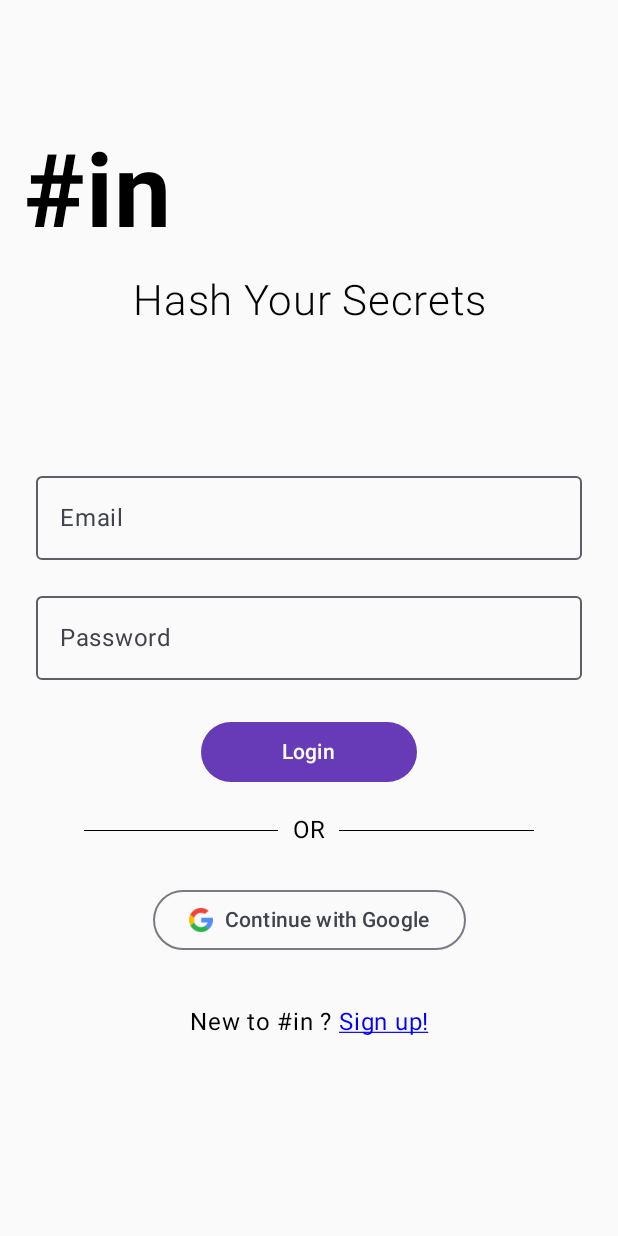
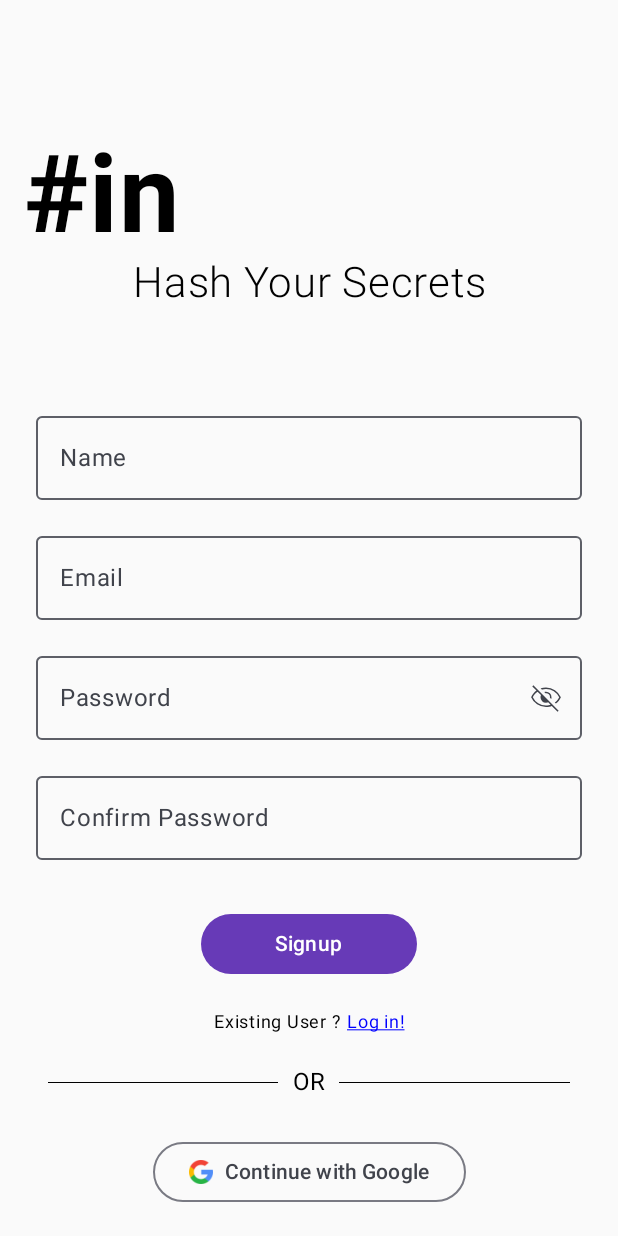
Before and after one commit to KaranJoshi1208/Hashin, an Android app built with Jetpack Compose: the screen it shows after launch (MainActivity), on a phone screen of 412 x 824 dp. Run offline under Robolectric (Android 15) with nearby library versions, the phone set to English and light mode, and no system bars; our stand-ins replace Firebase (no records; nobody signed in at launch, a user with empty details on screens opened directly).

Commit message:
implemented Navigation

```diff
--- a/app/build.gradle.kts
+++ b/app/build.gradle.kts
@@ -42,6 +42,9 @@ android {
 
 dependencies {
 
+    //navigation
+    implementation(libs.androidx.navigation.compose)
+
     implementation(libs.androidx.core.ktx)
     implementation(libs.androidx.lifecycle.runtime.ktx)
     implementation(libs.androidx.activity.compose)
--- a/app/src/main/java/com/karan/hashin/MainActivity.kt
+++ b/app/src/main/java/com/karan/hashin/MainActivity.kt
@@ -11,16 +11,39 @@ import androidx.compose.material3.Text
 import androidx.compose.runtime.Composable
 import androidx.compose.ui.Modifier
 import androidx.compose.ui.tooling.preview.Preview
+import androidx.lifecycle.ViewModel
+import androidx.lifecycle.ViewModelProvider
+import androidx.lifecycle.viewmodel.compose.viewModel
+import androidx.navigation.NavHostController
+import androidx.navigation.compose.rememberNavController
+import com.karan.hashin.navigation.NavGraph
 import com.karan.hashin.screens.AuthScreen
 import com.karan.hashin.ui.theme.HashinTheme
+import com.karan.hashin.viewmodel.AuthViewModel
+import com.karan.hashin.viewmodel.MainViewModel
 
 class MainActivity : ComponentActivity() {
+
+    private lateinit var provider: ViewModelProvider
+    private lateinit var navController: NavHostController
+    private lateinit var authViewModel: AuthViewModel
+    private lateinit var mainViewModel: AuthViewModel
+
     override fun onCreate(savedInstanceState: Bundle?) {
         super.onCreate(savedInstanceState)
         enableEdgeToEdge()
+
+        provider = ViewModelProvider(
+            this@MainActivity,
+            ViewModelProvider.AndroidViewModelFactory()
+        )
+        authViewModel = provider[AuthViewModel::class.java]
+//        mainViewModel = provider[MainViewModel::class.java]
+
         setContent {
             HashinTheme {
-                AuthScreen()
+                navController = rememberNavController()
+                NavGraph(authViewModel, navController)
             }
         }
     }
--- /dev/null
+++ b/app/src/main/java/com/karan/hashin/navigation/NavGraph.kt
@@ -0,0 +1,36 @@
+package com.karan.hashin.navigation
+
+import androidx.compose.runtime.Composable
+import androidx.compose.ui.Modifier
+import androidx.navigation.NavController
+import androidx.navigation.NavHostController
+import androidx.navigation.compose.NavHost
+import androidx.navigation.compose.composable
+import com.karan.hashin.screens.AuthScreen
+import com.karan.hashin.viewmodel.AuthViewModel
+
+
+@Composable
+fun NavGraph(
+    authViewModel : AuthViewModel,
+    navController: NavHostController,
+) {
+
+    NavHost(
+        navController = navController,
+        startDestination = Screens.Auth.name           // start should be Splash
+    ) {
+
+        composable(
+            route = Screens.Auth.name
+        ) {
+            AuthScreen(modifier = Modifier)
+        }
+
+        composable(
+            route = Screens.Home.name
+        ) {
+
+        }
+    }
+}
--- /dev/null
+++ b/app/src/main/java/com/karan/hashin/navigation/Screens.kt
@@ -0,0 +1,8 @@
+package com.karan.hashin.navigation
+
+sealed class Screens(val name : String) {
+    object Splash : Screens(name = "splash")
+    object Auth : Screens(name = "auth")
+    object Home : Screens(name = "home")
+
+}
--- a/app/src/main/java/com/karan/hashin/screens/Auth.kt
+++ b/app/src/main/java/com/karan/hashin/screens/Auth.kt
@@ -1,6 +1,5 @@
 package com.karan.hashin.screens
 
-import androidx.annotation.DrawableRes
 import androidx.compose.foundation.Image
 import androidx.compose.foundation.background
 import androidx.compose.foundation.clickable
@@ -12,42 +11,31 @@ import androidx.compose.foundation.layout.Box
 import androidx.compose.foundation.layout.Column
 import androidx.compose.foundation.layout.Row
 import androidx.compose.foundation.layout.Spacer
-import androidx.compose.foundation.layout.fillMaxHeight
 import androidx.compose.foundation.layout.fillMaxSize
 import androidx.compose.foundation.layout.fillMaxWidth
 import androidx.compose.foundation.layout.height
-import androidx.compose.foundation.layout.navigationBarsPadding
 import androidx.compose.foundation.layout.padding
 import androidx.compose.foundation.layout.size
 import androidx.compose.foundation.layout.width
 import androidx.compose.foundation.shape.RoundedCornerShape
-import androidx.compose.foundation.text.BasicTextField
 import androidx.compose.foundation.text.KeyboardOptions
-import androidx.compose.material.icons.Icons
-import androidx.compose.material.icons.filled.AccountCircle
 import androidx.compose.material3.Button
 import androidx.compose.material3.ButtonDefaults
-import androidx.compose.material3.Divider
 import androidx.compose.material3.Icon
 import androidx.compose.material3.OutlinedButton
 import androidx.compose.material3.OutlinedTextField
 import androidx.compose.material3.Text
-import androidx.compose.material3.TextField
 import androidx.compose.runtime.Composable
 import androidx.compose.runtime.mutableStateOf
 import androidx.compose.runtime.remember
 import androidx.compose.ui.Alignment
 import androidx.compose.ui.Modifier
 import androidx.compose.ui.graphics.Color
-import androidx.compose.ui.graphics.RectangleShape
-import androidx.compose.ui.graphics.vector.ImageVector
 import androidx.compose.ui.res.painterResource
-import androidx.compose.ui.res.vectorResource
-import androidx.compose.ui.text.TextStyle
-import androidx.compose.ui.text.font.FontStyle
 import androidx.compose.ui.text.font.FontWeight
 import androidx.compose.ui.text.input.KeyboardType
 import androidx.compose.ui.text.input.PasswordVisualTransformation
+import androidx.compose.ui.text.input.VisualTransformation
 import androidx.compose.ui.text.style.TextAlign
 import androidx.compose.ui.text.style.TextDecoration
 import androidx.compose.ui.tooling.preview.Preview
@@ -57,6 +45,8 @@ import com.karan.hashin.ui.theme.HashinTheme
 
 @Composable
 fun AuthScreen(modifier: Modifier = Modifier) {
+
+    val isNewUser = remember { mutableStateOf(true) }
 
     Box(
         modifier = modifier
@@ -69,7 +59,7 @@ fun AuthScreen(modifier: Modifier = Modifier) {
         ) {
             Text(
                 text = "#in",
-                fontSize = 68.sp,
+                fontSize = 72.sp,
                 fontWeight = FontWeight.Bold,
                 modifier = Modifier
                     .padding(start = 16.dp)
@@ -81,45 +71,62 @@ fun AuthScreen(modifier: Modifier = Modifier) {
                 textAlign = TextAlign.Center,
                 modifier = Modifier
                     .fillMaxWidth()
-                    .padding(top = 16.dp)
+                    .padding(top = 0.dp)
             )
 
-            SignIn(Modifier.padding(top = 92.dp))
+            if (isNewUser.value) {
+                SignUp(Modifier.padding(top = 64.dp)) { isNewUser.value = false }
+            } else {
+                SignIn(Modifier.padding(top = 72.dp)) { isNewUser.value = true }
+            }
 
             Row(
                 verticalAlignment = Alignment.CenterVertically,
-                horizontalArrangement = Arrangement.Center,
                 modifier = Modifier
                     .fillMaxWidth()
-                    .padding(horizontal = 32.dp)
-                    .padding(top = 32.dp)
+                    .padding(horizontal = 32.dp, vertical = 16.dp)
             ) {
+                Spacer(
+                    Modifier
+                        .weight(1f)
+                        .height(0.5.dp)
+                        .background(color = Color.Black)
+                )
+                Text("  OR  ", textAlign = TextAlign.Center)
+                Spacer(
+                    Modifier
+                        .weight(1f)
+                        .height(0.5.dp)
+                        .background(color = Color.Black)
+                )
+            }
 
-                Text("New to #in ? ", textAlign = TextAlign.Center)
-                Text(
-                    text = "Sign up!",
-                    textAlign = TextAlign.Center,
-                    color = Color.Blue,
-                    textDecoration = TextDecoration.Underline,
+            OutlinedButton(
+                onClick = { /* TODO(handle Google login) */ },
+                modifier = Modifier
+                    .padding(top = 8.dp)
+                    .align(Alignment.CenterHorizontally)
+            ) {
+                Image(
+                    painter = painterResource(id = R.drawable.google),
+                    contentDescription = "Google",
                     modifier = Modifier
-                        .clickable(true) {
-                            /*
-                            handle signup logic
-                             */
-                        }
+                        .size(16.dp)
                 )
+                Spacer(modifier = Modifier.width(8.dp))
+                Text("Continue with Google")
             }
         }
     }
 }
 
 @Composable
-fun SignIn(modifier: Modifier = Modifier) {
+fun SignIn(modifier: Modifier = Modifier, onClick: () -> Unit) {
     var email by remember { mutableStateOf("") }
     var pass by remember { mutableStateOf("") }
+    var passVisible by remember { mutableStateOf(false) }
 
     Column(
-        horizontalAlignment = Alignment.CenterHorizontally,
         verticalArrangement = Arrangement.spacedBy(16.dp),
         modifier = modifier
             .fillMaxWidth()
@@ -138,18 +145,28 @@ fun SignIn(modifier: Modifier = Modifier) {
             onValueChange = { pass = it },
             label = { Text("Password") },
             singleLine = true,
-            keyboardOptions = KeyboardOptions(
-                keyboardType = KeyboardType.Password
-            ),
-            visualTransformation = PasswordVisualTransformation(),
+            visualTransformation = if (passVisible) VisualTransformation.None else PasswordVisualTransformation(),
+            trailingIcon = {
+                val image = if (passVisible) R.drawable.visibility else R.drawable.visibility_off
+
+                Icon(
+                    painter = painterResource(id = image),
+                    contentDescription = "Visibility state of password",
+                    modifier = Modifier
+                        .clickable {
+                            passVisible = !passVisible
+                        }
+                )
+            },
             modifier = Modifier.fillMaxWidth()
         )
 
         Button(
             onClick = { /* Handle click */ },
             modifier = Modifier
-                .padding(top = 8.dp)
-                .width(144.dp),
+                .padding(top = 16.dp)
+                .width(144.dp)
+                .align(Alignment.CenterHorizontally),
             colors = ButtonDefaults.buttonColors(
                 containerColor = Color(0xFF673AB7),
                 contentColor = Color.White
@@ -159,43 +176,41 @@ fun SignIn(modifier: Modifier = Modifier) {
             Text("Login")
         }
 
-//        Spacer(modifier = Modifier.height(8.dp))
 
         Row(
             verticalAlignment = Alignment.CenterVertically,
+            horizontalArrangement = Arrangement.Center,
             modifier = Modifier
                 .fillMaxWidth()
                 .padding(horizontal = 32.dp)
         ) {
-            Spacer(Modifier.weight(1f).height(0.5.dp).background(color = Color.Black))
-            Text("  OR  ", textAlign = TextAlign.Center)
-            Spacer(Modifier.weight(1f).height(0.5.dp).background(color = Color.Black))
+
+            Text("New to #in ? ", textAlign = TextAlign.Center, fontSize = 12.sp)
+            Text(
+                text = "Sign up!",
+                fontSize = 12.sp,
+                textAlign = TextAlign.Center,
+                color = Color.Blue,
+                textDecoration = TextDecoration.Underline,
+                modifier = Modifier
+                    .clickable(true) {
+                        onClick()
+                    }
+            )
         }
 
-        OutlinedButton(
-            onClick = { /* TODO(handle Google login) */ },
-            modifier = Modifier
-//                .fillMaxWidth()
-                .padding(top = 8.dp)
-        ) {
-            Image(
-                painter = painterResource(id = R.drawable.google),
-                contentDescription = "Google",
-                modifier = Modifier
-                    .size(16.dp)
-            )
-            Spacer(modifier = Modifier.width(8.dp))
-            Text("Continue with Google")
-        }
     }
 }
 
 
 @Composable
-fun SignUp(modifier: Modifier = Modifier) {
+fun SignUp(modifier: Modifier = Modifier, onClick: () -> Unit) {
+    var name by remember { mutableStateOf("") }
     var email by remember { mutableStateOf("") }
     var pass1 by remember { mutableStateOf("") }
     var pass2 by remember { mutableStateOf("") }
+
+    var passVisible by remember { mutableStateOf(false) }
 
     Column(
         horizontalAlignment = Alignment.CenterHorizontally,
@@ -204,6 +219,14 @@ fun SignUp(modifier: Modifier = Modifier) {
             .fillMaxWidth()
             .padding(horizontal = 24.dp)
     ) {
+        OutlinedTextField(
+            value = name,
+            onValueChange = { name = it },
+            label = { Text("Name") },
+            singleLine = true,
+            modifier = Modifier.fillMaxWidth()
+        )
+
         OutlinedTextField(
             value = email,
             onValueChange = { email = it },
@@ -220,7 +243,20 @@ fun SignUp(modifier: Modifier = Modifier) {
             keyboardOptions = KeyboardOptions(
                 keyboardType = KeyboardType.Password
             ),
-            visualTransformation = PasswordVisualTransformation(),
+            visualTransformation = if (passVisible) VisualTransformation.None else PasswordVisualTransformation(),
+            trailingIcon = {
+                val image = if (passVisible) R.drawable.visibility else R.drawable.visibility_off
+
+                Icon(
+                    painter = painterResource(id = image),
+                    contentDescription = "Visibility state of password",
+                    modifier = Modifier
+                        .clickable {
+                            passVisible = !passVisible
+                        }
+                )
+
+            },
             modifier = Modifier.fillMaxWidth()
         )
 
@@ -239,7 +275,7 @@ fun SignUp(modifier: Modifier = Modifier) {
         Button(
             onClick = { /* Handle click */ },
             modifier = Modifier
-                .padding(top = 8.dp)
+                .padding(top = 16.dp)
                 .width(144.dp),
             colors = ButtonDefaults.buttonColors(
                 containerColor = Color(0xFF673AB7),
@@ -247,36 +283,29 @@ fun SignUp(modifier: Modifier = Modifier) {
             ),
             shape = RoundedCornerShape(size = 20.dp)
         ) {
-            Text("Login")
+            Text("Signup")
         }
-
-//        Spacer(modifier = Modifier.height(8.dp))
 
         Row(
             verticalAlignment = Alignment.CenterVertically,
+            horizontalArrangement = Arrangement.Center,
             modifier = Modifier
                 .fillMaxWidth()
                 .padding(horizontal = 32.dp)
         ) {
-            Spacer(Modifier.weight(1f).height(0.5.dp).background(color = Color.Black))
-            Text("  OR  ", textAlign = TextAlign.Center)
-            Spacer(Modifier.weight(1f).height(0.5.dp).background(color = Color.Black))
-        }
 
-        OutlinedButton(
-            onClick = { /* TODO(handle Google login) */ },
-            modifier = Modifier
-//                .fillMaxWidth()
-                .padding(top = 8.dp)
-        ) {
-            Image(
-                painter = painterResource(id = R.drawable.google),
-                contentDescription = "Google",
+            Text("Existing User ? ", textAlign = TextAlign.Center, fontSize = 12.sp)
+            Text(
+                text = "Log in!",
+                fontSize = 12.sp,
+                textAlign = TextAlign.Center,
+                color = Color.Blue,
+                textDecoration = TextDecoration.Underline,
                 modifier = Modifier
-                    .size(16.dp)
+                    .clickable(true) {
+                        onClick()
+                    }
             )
-            Spacer(modifier = Modifier.width(8.dp))
-            Text("Continue with Google")
         }
     }
 }
--- a/app/src/main/java/com/karan/hashin/viewmodel/AuthViewModel.kt
+++ b/app/src/main/java/com/karan/hashin/viewmodel/AuthViewModel.kt
@@ -1,8 +1,10 @@
 package com.karan.hashin.viewmodel
 
 import androidx.lifecycle.ViewModel
+import com.google.firebase.auth.FirebaseAuth
 
 class AuthViewModel : ViewModel() {
 
+    private val auth : FirebaseAuth = FirebaseAuth.getInstance()
 
 }
--- /dev/null
+++ b/app/src/main/java/com/karan/hashin/viewmodel/MainViewModel.kt
@@ -0,0 +1,6 @@
+package com.karan.hashin.viewmodel
+
+import androidx.lifecycle.ViewModel
+
+class MainViewModel : ViewModel() {
+}
--- /dev/null
+++ b/app/src/main/res/drawable/visibility.xml
@@ -0,0 +1,10 @@
+<vector xmlns:android="http://schemas.android.com/apk/res/android"
+    android:width="24dp"
+    android:height="24dp"
+    android:viewportWidth="960"
+    android:viewportHeight="960"
+    android:tint="?attr/colorControlNormal">
+  <path
+      android:fillColor="@android:color/white"
+      android:pathData="M480.18,606.15Q541.15,606.15 583.65,563.47Q626.15,520.79 626.15,459.82Q626.15,398.85 583.47,356.35Q540.79,313.85 479.82,313.85Q418.85,313.85 376.35,356.53Q333.85,399.21 333.85,460.18Q333.85,521.15 376.53,563.65Q419.21,606.15 480.18,606.15ZM480,568Q435,568 403.5,536.5Q372,505 372,460Q372,415 403.5,383.5Q435,352 480,352Q525,352 556.5,383.5Q588,415 588,460Q588,505 556.5,536.5Q525,568 480,568ZM480.11,720Q350.15,720 243.23,649.27Q136.31,578.54 83.08,460Q136.31,341.46 243.12,270.73Q349.93,200 479.89,200Q609.85,200 716.77,270.73Q823.69,341.46 876.92,460Q823.69,578.54 716.88,649.27Q610.07,720 480.11,720ZM480,460Q480,460 480,460Q480,460 480,460Q480,460 480,460Q480,460 480,460Q480,460 480,460Q480,460 480,460Q480,460 480,460Q480,460 480,460ZM480,680Q593,680 687.5,620.5Q782,561 832,460Q782,359 687.5,299.5Q593,240 480,240Q367,240 272.5,299.5Q178,359 128,460Q178,561 272.5,620.5Q367,680 480,680Z"/>
+</vector>
--- /dev/null
+++ b/app/src/main/res/drawable/visibility_off.xml
@@ -0,0 +1,10 @@
+<vector xmlns:android="http://schemas.android.com/apk/res/android"
+    android:width="24dp"
+    android:height="24dp"
+    android:viewportWidth="960"
+    android:viewportHeight="960"
+    android:tint="?attr/colorControlNormal">
+  <path
+      android:fillColor="@android:color/white"
+      android:pathData="M617.85,505.85L586,474Q595,421.62 556.31,383.31Q517.62,345 466,354L434.15,322.15Q444.23,318 455.19,315.92Q466.15,313.85 480,313.85Q541.15,313.85 583.65,356.35Q626.15,398.85 626.15,460Q626.15,473.85 624.08,485.58Q622,497.31 617.85,505.85ZM744.31,628.77L714,602Q752,573 781.5,538.5Q811,504 832,460Q782,359 688.5,299.5Q595,240 480,240Q451,240 423,244Q395,248 368,256L336.77,224.77Q371.62,211.62 407.69,205.81Q443.77,200 480,200Q610.23,200 718.23,271.58Q826.23,343.15 876.92,460Q855.46,508.23 822.58,550.65Q789.69,593.08 744.31,628.77ZM788.92,845.54L633.23,690.31Q606.69,702.08 567.35,711.04Q528,720 480,720Q349,720 241.77,648.42Q134.54,576.85 83.08,460Q106.38,407 144.54,360.73Q182.69,314.46 226,283.08L114.46,171.08L142.77,142.77L817.23,817.23L788.92,845.54ZM254.31,311.38Q219.92,335.85 184,375.69Q148.08,415.54 128,460Q178,561 271.5,620.5Q365,680 480,680Q514.62,680 549.77,673.27Q584.92,666.54 602.62,659.69L537.38,594Q527.92,599.31 511,602.73Q494.08,606.15 480,606.15Q418.85,606.15 376.35,563.65Q333.85,521.15 333.85,460Q333.85,446.69 337.27,430.15Q340.69,413.62 346,402.62L254.31,311.38ZM541,429L541,429Q541,429 541,429Q541,429 541,429Q541,429 541,429Q541,429 541,429Q541,429 541,429Q541,429 541,429ZM428.46,485.54Q428.46,485.54 428.46,485.54Q428.46,485.54 428.46,485.54L428.46,485.54Q428.46,485.54 428.46,485.54Q428.46,485.54 428.46,485.54Q428.46,485.54 428.46,485.54Q428.46,485.54 428.46,485.54Z"/>
+</vector>
--- a/gradle/libs.versions.toml
+++ b/gradle/libs.versions.toml
@@ -13,9 +13,11 @@ firebaseAuth = "23.2.0"
 credentials = "1.5.0"
 credentialsPlayServicesAuth = "1.5.0"
 googleid = "1.1.1"
+navigationCompose = "2.8.9"
 
 [libraries]
 androidx-core-ktx = { group = "androidx.core", name = "core-ktx", version.ref = "coreKtx" }
+androidx-navigation-compose = { module = "androidx.navigation:navigation-compose", version.ref = "navigationCompose" }
 junit = { group = "junit", name = "junit", version.ref = "junit" }
 androidx-junit = { group = "androidx.test.ext", name = "junit", version.ref = "junitVersion" }
 androidx-espresso-core = { group = "androidx.test.espresso", name = "espresso-core", version.ref = "espressoCore" }
```
Also changed, not shown: app/src/main/java/com/karan/hashin/screens/Home.kt (added, +39 -0 lines).
